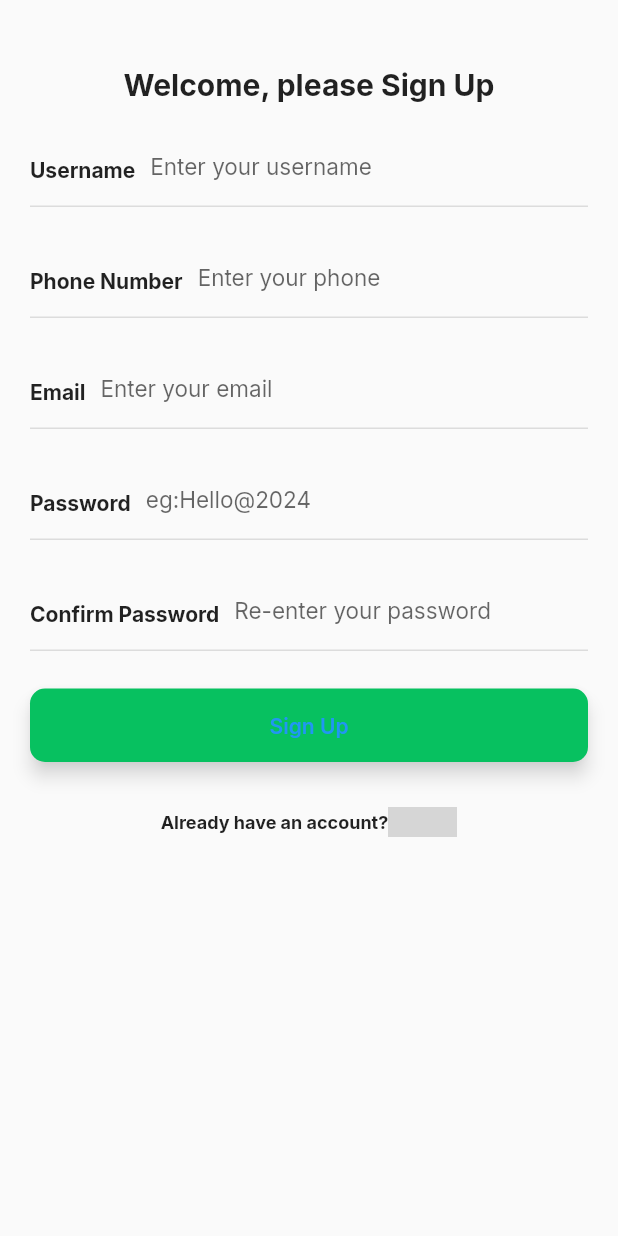
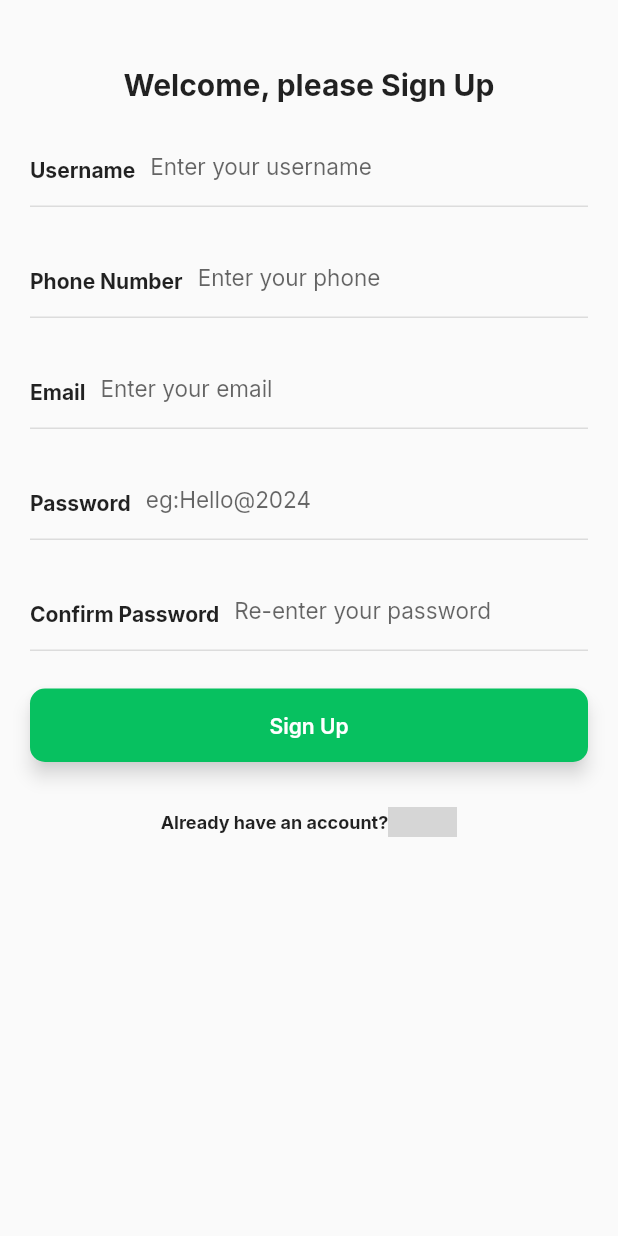
Before and after one commit to Habakurama/final-year-project, a Flutter app: the SignUpView screen opened directly, on a phone screen of 412 x 824 dp. Run offline on Flutter 3.47's test engine with Material 3 defaults, Android fonts, the phone set to English and light mode, and no system bars; our stand-ins replace carousel_slider, cloud_firestore, dotted_border, firebase_auth, firebase_core, fl_chart and 4 more; accounts and stored records are empty; grey boxes are pictures that could not be loaded.

Commit message:
fixing un wanted colors in warning

```diff
--- a/lib/view/add_subscription/add_income.dart
+++ b/lib/view/add_subscription/add_income.dart
@@ -45,8 +45,7 @@ class _AddIncomeViewState extends State<AddIncomeView> {
     setState(() => _isLoading = false);
 
     if (addIncome) {
-      Get.snackbar("Success", "Transaction added successfully",
-          colorText: Theme.of(context).colorScheme.primary);
+
       Get.to(() => const MainTabView());
     }
 
--- a/lib/view/add_subscription/add_subscription_view.dart
+++ b/lib/view/add_subscription/add_subscription_view.dart
@@ -167,7 +167,7 @@ class _AddSubScriptionViewState extends State<AddSubScriptionView> {
       final addExpense = await expenseCtrl.addExpense();
 
       if (addExpense) {
-        _showSuccessSnackbar("Transaction added successfully");
+        // _showSuccessSnackbar("Transaction added successfully");
 
         // Clear form
         expenseCtrl.categoryCtrl.clear();
--- a/lib/view/login/sign_up_view.dart
+++ b/lib/view/login/sign_up_view.dart
@@ -1,5 +1,6 @@
 import 'package:flutter/material.dart';
 import 'package:get/get.dart';
+import 'package:untitled/common/color_extension.dart';
 import 'package:untitled/common_widget/primary_button.dart';
 import 'package:untitled/common_widget/secondary_button.dart';
 import 'package:untitled/service/AuthenticationService.dart';
@@ -154,7 +155,7 @@ class _SignUpViewState extends State<SignUpView> {
                           PrimaryButton(
                             title: "Sign Up",
                             onPress: signUpUser,
-                            color: theme.primaryColor,
+                            color: TColor.white,
                           ),
 
                           const SizedBox(height: 30),
@@ -175,7 +176,7 @@ class _SignUpViewState extends State<SignUpView> {
                                   onPress: () {
                                     Get.to(() => const SignInView());
                                   },
-                                  color: theme.primaryColor,
+                                  color: TColor.line,
                                 ),
                               ],
                             ),
```
Also changed, not shown: lib/view/add_subscription/update_expense.dart (+15 -15 lines), 125 other files.
